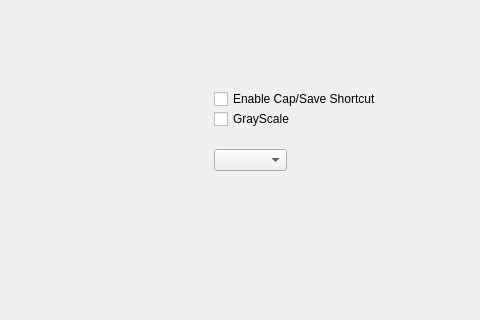
Old version of the form data/ui/mainwindow.ui in the repository ablacklama/FaceLabeler; both pictures show x 436 to 916 and y 151 to 471 of the 916 by 646 pixel window.
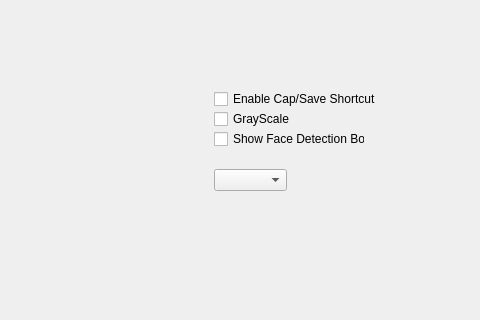
New version of the form.

```diff
--- a/data/ui/mainwindow.ui
+++ b/data/ui/mainwindow.ui
@@ -110,7 +110,7 @@
     <property name="geometry">
      <rect>
       <x>650</x>
-      <y>300</y>
+      <y>320</y>
       <width>73</width>
       <height>22</height>
      </rect>
@@ -156,6 +156,19 @@
      <string>Enable Cap/Save Shortcut</string>
     </property>
    </widget>
+   <widget class="QCheckBox" name="ShowFaceDetectionBox">
+    <property name="geometry">
+     <rect>
+      <x>650</x>
+      <y>280</y>
+      <width>151</width>
+      <height>20</height>
+     </rect>
+    </property>
+    <property name="text">
+     <string>Show Face Detection Box</string>
+    </property>
+   </widget>
   </widget>
   <widget class="QStatusBar" name="statusbar"/>
  </widget>
```
